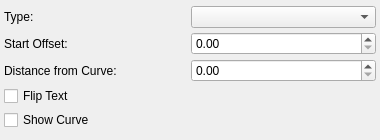
Above: scribus/ui/propertywidget_pathtextbase.ui from nitramr/scribus before the change. Below: the same form after it.
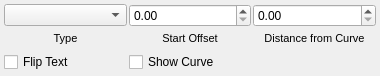
That is the form after the change. Custom widgets are drawn as their Qt base class.

The edit to the form file:
```diff
--- a/scribus/ui/propertywidget_pathtextbase.ui
+++ b/scribus/ui/propertywidget_pathtextbase.ui
@@ -7,7 +7,7 @@
     <x>0</x>
     <y>0</y>
     <width>380</width>
-    <height>140</height>
+    <height>76</height>
    </rect>
   </property>
   <property name="sizePolicy">
@@ -48,43 +48,88 @@
     <number>2</number>
    </property>
    <item row="0" column="0">
+    <layout class="QVBoxLayout" name="verticalLayout">
+     <property name="spacing">
+      <number>0</number>
+     </property>
+     <item>
+      <widget class="ScComboBox" name="pathTextType"/>
+     </item>
+     <item>
     <widget class="QLabel" name="pathTextTypeLabel">
+       <property name="font">
+        <font>
+         <pointsize>8</pointsize>
+        </font>
+       </property>
      <property name="text">
-      <string>Type:</string>
-     </property>
-    </widget>
+        <string>Type</string>
+       </property>
+       <property name="alignment">
+        <set>Qt::AlignCenter</set>
+       </property>
+      </widget>
+     </item>
+    </layout>
    </item>
    <item row="0" column="1">
-    <widget class="ScComboBox" name="pathTextType"/>
-   </item>
-   <item row="1" column="0">
-    <widget class="QLabel" name="startOffsetLabel">
-     <property name="text">
-      <string>Start Offset:</string>
+    <layout class="QVBoxLayout" name="verticalLayout_2">
+     <property name="spacing">
+      <number>0</number>
      </property>
-    </widget>
-   </item>
-   <item row="1" column="1">
+     <item>
     <widget class="ScrSpinBox" name="startOffset"/>
    </item>
-   <item row="2" column="0">
-    <widget class="QLabel" name="distFromCurveLabel">
+     <item>
+      <widget class="QLabel" name="startOffsetLabel">
+       <property name="font">
+        <font>
+         <pointsize>8</pointsize>
+        </font>
+       </property>
      <property name="text">
-      <string>Distance from Curve:</string>
+        <string>Start Offset</string>
+       </property>
+       <property name="alignment">
+        <set>Qt::AlignCenter</set>
      </property>
     </widget>
    </item>
-   <item row="2" column="1">
+    </layout>
+   </item>
+   <item row="0" column="2">
+    <layout class="QVBoxLayout" name="verticalLayout_3">
+     <property name="spacing">
+      <number>0</number>
+     </property>
+     <item>
     <widget class="ScrSpinBox" name="distFromCurve"/>
    </item>
-   <item row="3" column="0">
+     <item>
+      <widget class="QLabel" name="distFromCurveLabel">
+       <property name="font">
+        <font>
+         <pointsize>8</pointsize>
+        </font>
+       </property>
+       <property name="text">
+        <string>Distance from Curve</string>
+       </property>
+       <property name="alignment">
+        <set>Qt::AlignCenter</set>
+       </property>
+      </widget>
+     </item>
+    </layout>
+   </item>
+   <item row="1" column="0">
     <widget class="QCheckBox" name="flippedPathText">
      <property name="text">
       <string>Flip Text</string>
      </property>
     </widget>
    </item>
-   <item row="4" column="0">
+   <item row="1" column="1">
     <widget class="QCheckBox" name="showCurveCheckBox">
      <property name="text">
       <string>Show Curve</string>
```
Lines whose indentation alone changed are shown as unchanged.
